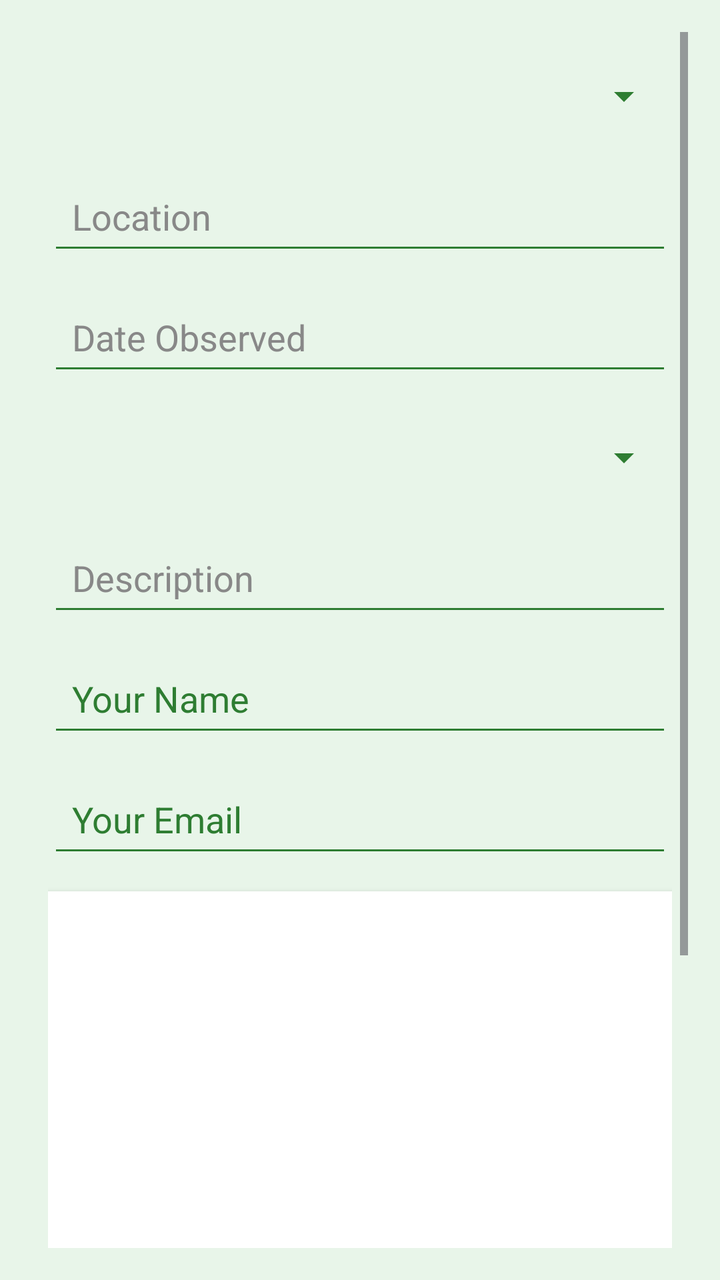
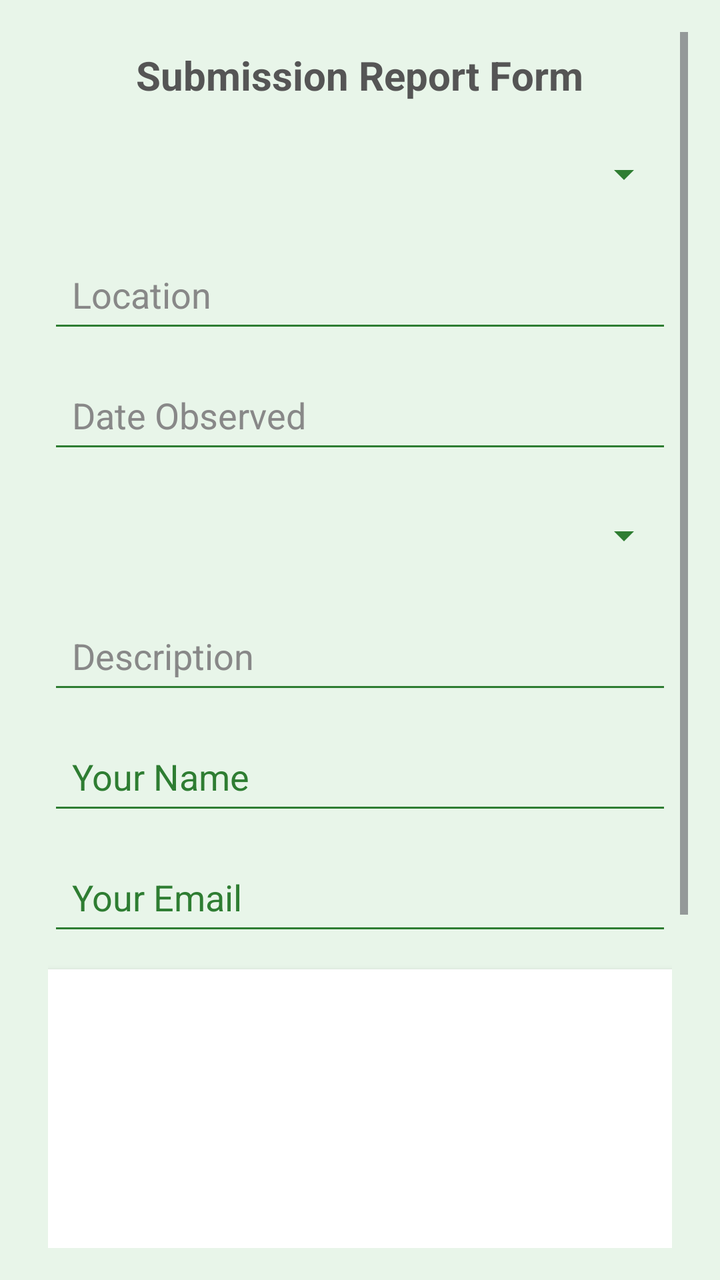

Before-and-after screenshots of an Android layout around one commit, followed by the original layout XML and the change that was made.
<!-- AndroidManifest.xml: application theme Theme.GreenAwareMobile -->
<!-- res/layout/activity_add_report.xml -->
<ScrollView xmlns:android="http://schemas.android.com/apk/res/android"
    android:layout_width="match_parent"
    android:layout_height="match_parent"
    android:background="#E8F5E9"
    android:padding="16dp">

    <LinearLayout
        android:orientation="vertical"
        android:layout_width="match_parent"
        android:layout_height="wrap_content"
        android:padding="8dp">

        
        <Spinner
            android:id="@+id/spinnerCategory"
            android:layout_width="match_parent"
            android:layout_height="48dp"
            android:prompt="@string/select_category"
            android:backgroundTint="#2E7D32"
            android:layout_marginBottom="12dp"
            android:popupBackground="#FFFFFF"
            android:theme="@style/SpinnerGreenText"/>

        
        <EditText
            android:id="@+id/editLocation"
            android:layout_width="match_parent"
            android:layout_height="wrap_content"
            android:hint="Location"
            android:textColor="#555555"
            android:textColorHint="#888888"
            android:backgroundTint="#2E7D32"
            android:layout_marginBottom="12dp"
            android:padding="12dp"/>

        
        <EditText
            android:id="@+id/editDateObserved"
            android:layout_width="match_parent"
            android:layout_height="wrap_content"
            android:hint="Date Observed"
            android:focusable="false"
            android:textColor="#555555"
            android:textColorHint="#888888"
            android:backgroundTint="#2E7D32"
            android:layout_marginBottom="12dp"
            android:padding="12dp"/>

        
        <Spinner
            android:id="@+id/spinnerSeverity"
            android:layout_width="match_parent"
            android:layout_height="48dp"
            android:prompt="@string/select_severity"
            android:backgroundTint="#2E7D32"
            android:layout_marginBottom="12dp"
            android:popupBackground="#FFFFFF"
            android:theme="@style/SpinnerGreenText"/>

        
        <EditText
            android:id="@+id/editDescription"
            android:layout_width="match_parent"
            android:layout_height="wrap_content"
            android:hint="Description"
            android:textColor="#555555"
            android:textColorHint="#888888"
            android:backgroundTint="#2E7D32"
            android:layout_marginBottom="12dp"
            android:padding="12dp"
            android:gravity="top"/>

        
        <EditText
            android:id="@+id/editName"
            android:layout_width="match_parent"
            android:layout_height="wrap_content"
            android:hint="Your Name"
            android:enabled="false"
            android:textColor="#555555"
            android:textColorHint="#2E7D32"
            android:backgroundTint="#2E7D32"
            android:layout_marginBottom="12dp"
            android:padding="12dp"/>

        
        <EditText
            android:id="@+id/editEmail"
            android:layout_width="match_parent"
            android:layout_height="wrap_content"
            android:hint="Your Email"
            android:enabled="false"
            android:textColor="#555555"
            android:textColorHint="#2E7D32"
            android:backgroundTint="#2E7D32"
            android:layout_marginBottom="12dp"
            android:padding="12dp"/>

        
        <ImageView
            android:id="@+id/imgPreview"
            android:layout_width="match_parent"
            android:layout_height="200dp"
            android:scaleType="centerCrop"
            android:layout_marginBottom="12dp"
            android:background="#FFFFFF"
            android:elevation="4dp"/>

        
        <Button
            android:id="@+id/btnTakePhoto"
            android:text="Take Photo"
            android:layout_width="match_parent"
            android:layout_height="wrap_content"
            android:layout_marginBottom="10dp"
            android:backgroundTint="#2E7D32"
            android:textColor="#FFFFFF"
            android:padding="12dp"/>

        
        <Button
            android:id="@+id/btnChooseImage"
            android:text="Choose Image"
            android:layout_width="match_parent"
            android:layout_height="wrap_content"
            android:layout_marginBottom="10dp"
            android:backgroundTint="#2E7D32"
            android:textColor="#FFFFFF"
            android:padding="12dp"/>

        
        <Button
            android:id="@+id/btnSubmitReport"
            android:text="Submit Report"
            android:layout_width="match_parent"
            android:layout_height="wrap_content"
            android:backgroundTint="#2E7D32"
            android:textColor="#FFFFFF"
            android:padding="14dp"/>

    </LinearLayout>
</ScrollView>
<!-- resources referenced by this layout -->
<resources>
  <string name="select_category">Select Category</string>
  <string name="select_severity">Select Severity</string>
  <style name="SpinnerGreenText" parent="Theme.AppCompat.Light">
          <item name="android:textColor">#555555</item>
      </style>
  <style name="Theme.GreenAwareMobile" parent="Base.Theme.GreenAwareMobile" />
  <style name="Base.Theme.GreenAwareMobile" parent="Theme.Material3.DayNight.NoActionBar">
          
          
          <item name="materialCalendarTheme">@style/GreenSpinnerTheme</item>
      </style>
  <style name="GreenSpinnerTheme" parent="ThemeOverlay.AppCompat.Light">
          <item name="android:textColor">#555555</item>
      </style>
</resources>

<!-- the commit's change to res/layout/activity_add_report.xml (unified diff, before → after) -->
@@ -4,11 +4,22 @@
     android:background="#E8F5E9"
     android:padding="16dp">
 
+
     <LinearLayout
         android:orientation="vertical"
         android:layout_width="match_parent"
         android:layout_height="wrap_content"
         android:padding="8dp">
+
+        <TextView
+            android:text="Submission Report Form"
+            android:textSize="20sp"
+            android:textStyle="bold"
+            android:textColor="#555555"
+            android:layout_width="wrap_content"
+            android:layout_height="wrap_content"
+            android:layout_gravity="center_horizontal"
+            android:layout_marginBottom="12dp"/>
 
         
         <Spinner
